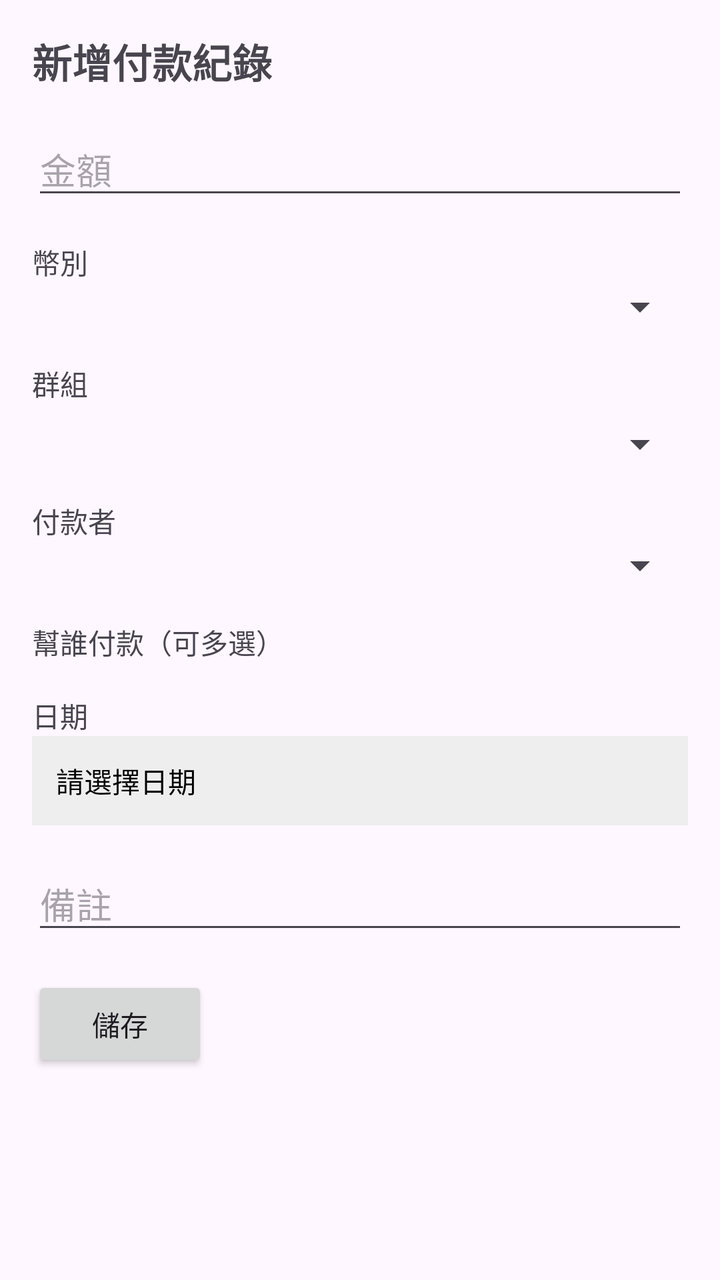
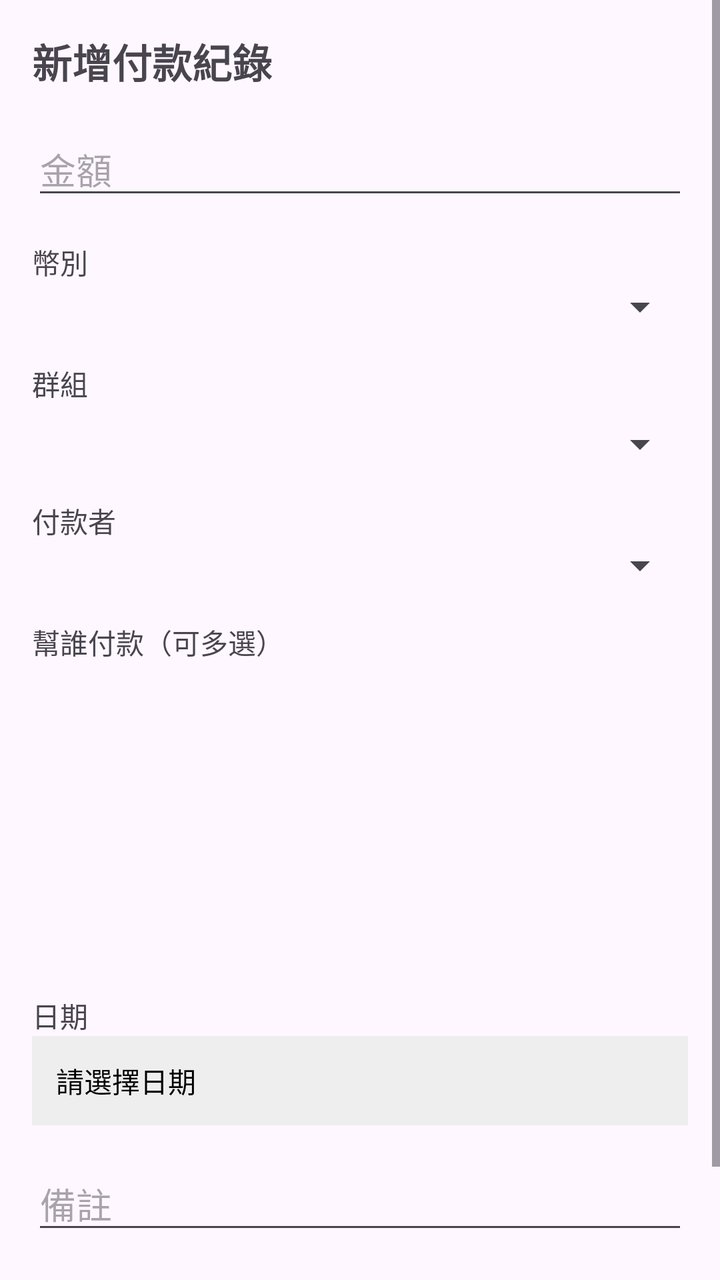

The first picture is an Android layout as it rendered before a commit; the second is the same layout after the commit. The layout source and the unified diff follow.
<!-- AndroidManifest.xml: application theme Theme.DistributionAPP -->
<!-- res/layout/fragment_add_transaction.xml -->
<?xml version="1.0" encoding="utf-8"?>
<ScrollView xmlns:android="http://schemas.android.com/apk/res/android"
    android:layout_width="match_parent"
    android:layout_height="match_parent">

    <LinearLayout
        android:orientation="vertical"
        android:padding="16dp"
        android:layout_width="match_parent"
        android:layout_height="wrap_content">

        <TextView
            android:layout_width="wrap_content"
            android:layout_height="wrap_content"
            android:text="新增付款紀錄"
            android:textSize="20sp"
            android:textStyle="bold" />

        <EditText
            android:id="@+id/et_cost"
            android:hint="金額"
            android:inputType="numberDecimal"
            android:layout_width="match_parent"
            android:layout_height="wrap_content"
            android:layout_marginTop="16dp" />

        <TextView
            android:layout_width="match_parent"
            android:layout_height="wrap_content"
            android:layout_marginTop="16dp"
            android:text="幣別" />

        <Spinner
            android:id="@+id/currencySpinner"
            android:layout_width="match_parent"
            android:layout_height="wrap_content" />

        <TextView
            android:layout_width="match_parent"
            android:layout_height="wrap_content"
            android:layout_marginTop="16dp"
            android:text="群組" />

        <Spinner
            android:id="@+id/groupSpinner"
            android:layout_width="match_parent"
            android:layout_height="wrap_content"
            android:layout_marginTop="8dp" />

        <TextView
            android:text="付款者"
            android:layout_width="match_parent"
            android:layout_height="wrap_content"
            android:layout_marginTop="16dp" />

        <Spinner
            android:id="@+id/payerSpinner"
            android:layout_width="match_parent"
            android:layout_height="wrap_content" />

        <TextView
            android:layout_width="match_parent"
            android:layout_height="wrap_content"
            android:text="幫誰付款（可多選）"
            android:layout_marginTop="16dp" />

        <androidx.recyclerview.widget.RecyclerView
            android:id="@+id/rv_beneficiaries"
            android:layout_width="match_parent"
            android:layout_height="wrap_content"
            android:nestedScrollingEnabled="false"/>


        <TextView
            android:layout_width="match_parent"
            android:layout_height="wrap_content"
            android:text="日期"
            android:layout_marginTop="16dp" />

        <TextView
            android:id="@+id/tv_date"
            android:layout_width="match_parent"
            android:layout_height="wrap_content"
            android:text="請選擇日期"
            android:padding="12dp"
            android:background="#EEEEEE"
            android:textColor="#000000" />


        <EditText
            android:id="@+id/et_note"
            android:hint="備註"
            android:layout_width="match_parent"
            android:layout_height="wrap_content"
            android:layout_marginTop="16dp" />

        <Button
            android:id="@+id/btn_save"
            android:text="儲存"
            android:layout_width="wrap_content"
            android:layout_height="wrap_content"
            android:layout_marginTop="16dp" />

    </LinearLayout>
</ScrollView>
<!-- resources referenced by this layout -->
<resources>
  <style name="Theme.DistributionAPP" parent="Base.Theme.DistributionAPP" />
  <style name="Base.Theme.DistributionAPP" parent="Theme.Material3.DayNight.NoActionBar">
          
          
      </style>
</resources>

<!-- the commit's change to res/layout/fragment_add_transaction.xml (unified diff, before → after) -->
@@ -67,8 +67,8 @@
         <androidx.recyclerview.widget.RecyclerView
             android:id="@+id/rv_beneficiaries"
             android:layout_width="match_parent"
-            android:layout_height="wrap_content"
-            android:nestedScrollingEnabled="false"/>
+            android:layout_height="150dp"
+            android:nestedScrollingEnabled="true" />
 
 
         <TextView
